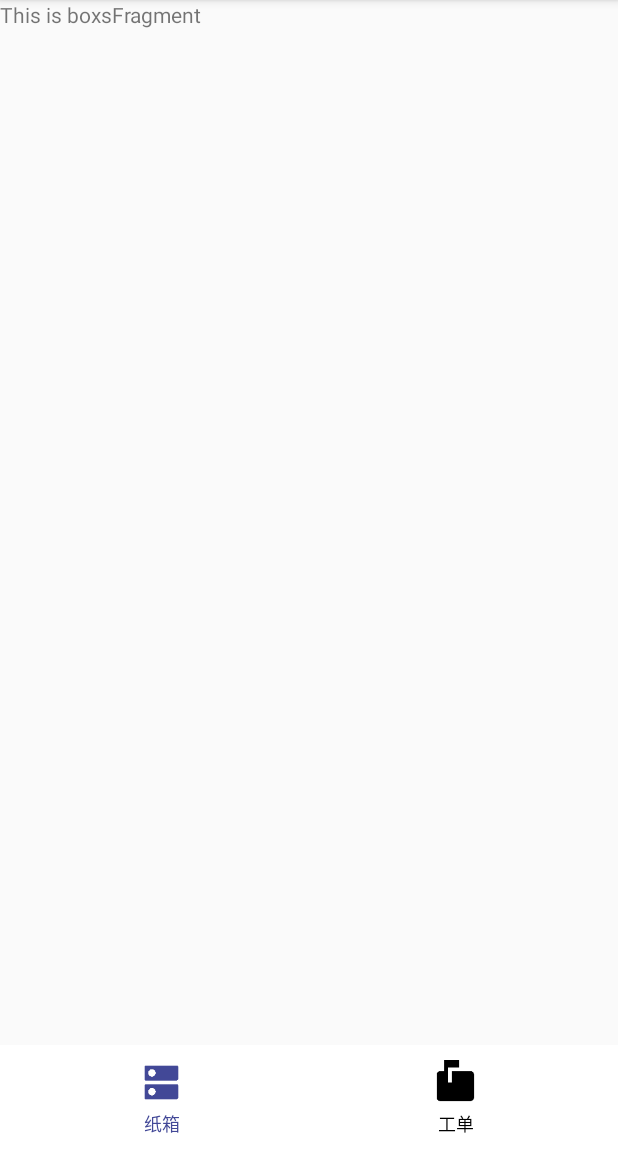
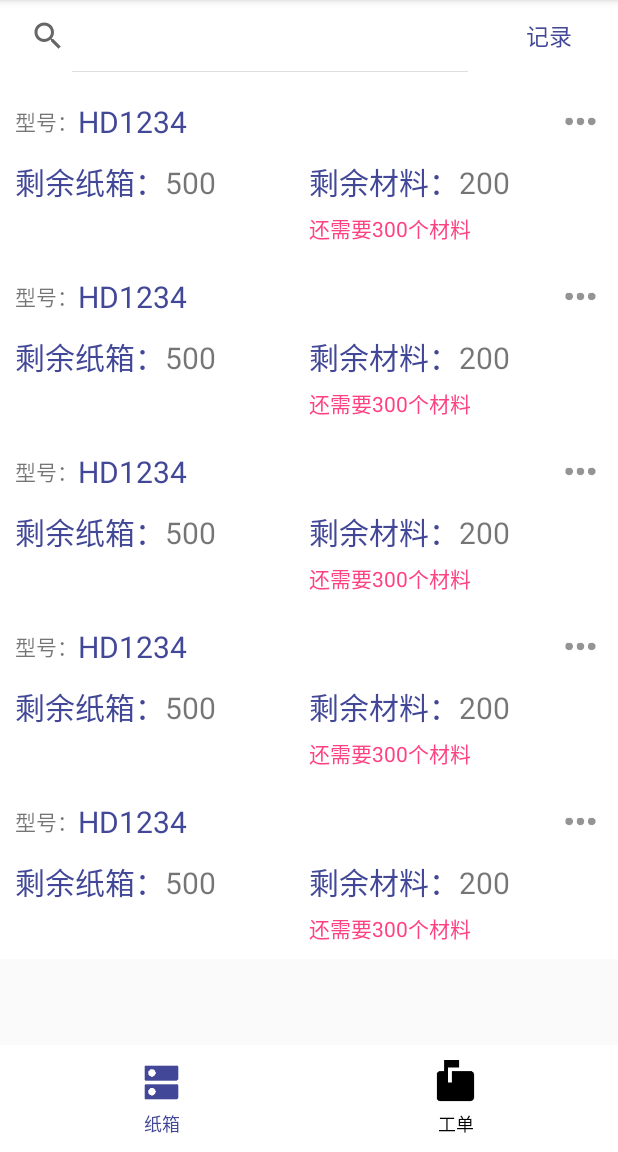
Before and after one commit to XunselF/X8hot_Os, an Android app: the screen it shows after launch (MainActivity), on a phone screen of 412 x 824 dp, the part 84-1236 px from its top. Run offline under Robolectric (Android 15) with nearby library versions, the phone set to English and light mode, and no system bars.

Commit message:
add BoxFragment and display data about Box

```diff
--- a/app/build.gradle
+++ b/app/build.gradle
@@ -27,4 +27,5 @@ dependencies {
     compile 'com.android.support:appcompat-v7:26.+'
     compile 'com.android.support.constraint:constraint-layout:1.0.2'
     testCompile 'junit:junit:4.12'
+    compile 'com.android.support:recyclerview-v7:26.+'
 }
--- a/app/src/main/AndroidManifest.xml
+++ b/app/src/main/AndroidManifest.xml
@@ -19,7 +19,8 @@
                 <category android:name="android.intent.category.LAUNCHER" />
             </intent-filter>
         </activity>
-        <activity android:name=".MainActivity"></activity>
+        <activity android:name=".MainActivity"
+            android:windowSoftInputMode="adjustPan"></activity>
     </application>
 
 </manifest>
--- /dev/null
+++ b/app/src/main/java/com/example/xunself/x8hot_os/Box.java
@@ -0,0 +1,52 @@
+package com.example.xunself.x8hot_os;
+
+/**
+ * Created by XunselF on 2017/12/2.
+ */
+
+public class Box {
+    private String work_id;     //订单号
+    private String box_id;      //纸箱型号
+    private int box_num;        //纸箱数量
+    private int box_hnum;       //纸箱已做数量
+    private int data_hnum;      //已有材料
+    private String create_time; //时间
+    private String content;     //备注
+    public Box(String work_id,String box_id,int box_num,int box_hnum,int data_hnum,String create_time,String content){
+        this.work_id = work_id;
+        this.box_id = box_id;
+        this.box_num = box_num;
+        this.box_hnum = box_hnum;
+        this.data_hnum = data_hnum;
+        this.create_time = create_time;
+        this.content = content;
+    }
+
+    public int getBox_num() {
+        return box_num;
+    }
+
+    public int getData_hnum() {
+        return data_hnum;
+    }
+
+    public String getBox_id() {
+        return box_id;
+    }
+
+    public String getContent() {
+        return content;
+    }
+
+    public String getCreate_time() {
+        return create_time;
+    }
+
+    public String getWork_id() {
+        return work_id;
+    }
+
+    public int getBox_hnum() {
+        return box_hnum;
+    }
+}
--- a/app/src/main/java/com/example/xunself/x8hot_os/BoxsFragment.java
+++ b/app/src/main/java/com/example/xunself/x8hot_os/BoxsFragment.java
@@ -3,19 +3,98 @@ package com.example.xunself.x8hot_os;
 import android.os.Bundle;
 import android.support.annotation.Nullable;
 import android.support.v4.app.Fragment;
+import android.support.v7.widget.LinearLayoutManager;
+import android.support.v7.widget.RecyclerView;
 import android.view.LayoutInflater;
 import android.view.View;
 import android.view.ViewGroup;
+import android.widget.TextView;
+
+import java.util.ArrayList;
+import java.util.List;
 
 /**
  * Created by XunselF on 2017/12/2.
  */
 
 public class BoxsFragment extends Fragment {
+
+    private List<Box> boxsList;
+    private View view;
+
+    private RecyclerView boxRecyclerView;
     @Nullable
     @Override
     public View onCreateView(LayoutInflater inflater, @Nullable ViewGroup container, @Nullable Bundle savedInstanceState) {
-        View view = inflater.inflate(R.layout.fragment_boxs,container,false);
+        view = inflater.inflate(R.layout.fragment_boxs,container,false);
+        init();
         return view;
     }
+
+    /**
+     * 初始化
+     */
+    private void init(){
+        getBoxList();
+        boxRecyclerView = (RecyclerView) view.findViewById(R.id.boxs_recyclerView);
+        LinearLayoutManager linearLayoutManager = new LinearLayoutManager(getActivity());
+        boxRecyclerView.setLayoutManager(linearLayoutManager);
+        BoxsAdapter boxsAdapter = new BoxsAdapter();
+        boxRecyclerView.setAdapter(boxsAdapter);
+    }
+
+    /**
+     * 获取数据源
+     */
+    private void getBoxList(){
+        boxsList = new ArrayList<>();
+        for (int i = 0; i < 5; i ++){
+            Box box = new Box("7544","HD1234",1000,500,200,"2017-12-22","备注");
+            boxsList.add(box);
+        }
+    }
+    class BoxsAdapter extends RecyclerView.Adapter<BoxsAdapter.ViewHolder>{
+        class ViewHolder extends RecyclerView.ViewHolder{
+            TextView boxId;
+            TextView boxNHnum;
+            TextView dataHnum;
+            TextView dataNHnum;
+            public ViewHolder(View itemView) {
+                super(itemView);
+                boxId = (TextView)itemView.findViewById(R.id.boxs_id);
+                boxNHnum = (TextView) itemView.findViewById(R.id.boxs_nhnum);
+                dataHnum = (TextView) itemView.findViewById(R.id.data_hnum);
+                dataNHnum = (TextView) itemView.findViewById(R.id.data_nhnum);
+            }
+        }
+
+        @Override
+        public ViewHolder onCreateViewHolder(ViewGroup parent, int viewType) {
+            View view = LayoutInflater.from(getActivity()).inflate(R.layout.box_item,parent,false);
+            ViewHolder holder = new ViewHolder(view);
+            return holder;
+        }
+
+        @Override
+        public void onBindViewHolder(ViewHolder holder, int position) {
+            Box box = boxsList.get(position);
+            int boxNHnum = box.getBox_num() - box.getBox_hnum();                        //还剩箱子数量
+            int dataNHnum = boxNHnum - box.getData_hnum();                              //材料剩余数量
+            holder.boxId.setText(box.getBox_id());
+            holder.boxNHnum.setText(boxNHnum + "");
+            holder.dataHnum.setText(box.getData_hnum() + "");
+            if (dataNHnum > 0){
+                holder.dataNHnum.setText("还需要"+ dataNHnum + "个材料");
+            }else{
+                holder.dataNHnum.setTextColor(getResources().getColor(R.color.colorPrimary));
+                holder.dataNHnum.setText("已经不需要材料");
+            }
+
+        }
+
+        @Override
+        public int getItemCount() {
+            return boxsList.size();
+        }
+    }
 }
--- a/app/src/main/res/layout/activity_main.xml
+++ b/app/src/main/res/layout/activity_main.xml
@@ -11,6 +11,7 @@
     <LinearLayout
         android:layout_width="match_parent"
         android:layout_height="wrap_content"
+        android:windowSoftInputMode="adjustPan|stateHidden"
         android:padding="10dp"
         android:background="#fff">
         <LinearLayout
--- a/app/src/main/res/layout/box_item.xml
+++ b/app/src/main/res/layout/box_item.xml
@@ -20,6 +20,7 @@
                     android:layout_height="match_parent"
                     android:gravity="center"/>
                 <TextView
+                    android:id="@+id/boxs_id"
                     android:layout_width="wrap_content"
                     android:layout_height="match_parent"
                     android:text="HD667232"
@@ -56,6 +57,7 @@
                     android:textSize="20dp"
                     android:textColor="#424897"/>
                 <TextView
+                    android:id="@+id/boxs_nhnum"
                     android:text="1000"
                     android:textSize="20dp"
                     android:layout_width="wrap_content"
@@ -76,6 +78,7 @@
                         android:textSize="20dp"
                         android:textColor="#424897"/>
                     <TextView
+                        android:id="@+id/data_hnum"
                         android:text="1000"
                         android:textSize="20dp"
                         android:layout_width="wrap_content"
@@ -86,6 +89,7 @@
                     android:layout_height="wrap_content"
                     android:layout_marginTop="5dp">
                     <TextView
+                        android:id="@+id/data_nhnum"
                         android:textColor="@color/colorAccent"
                         android:text="(仍需订100份材料)"
                         android:layout_width="wrap_content"
--- a/app/src/main/res/layout/fragment_boxs.xml
+++ b/app/src/main/res/layout/fragment_boxs.xml
@@ -1,9 +1,14 @@
 <?xml version="1.0" encoding="utf-8"?>
+<ScrollView xmlns:android="http://schemas.android.com/apk/res/android"
+    android:layout_width="match_parent"
+    android:layout_height="match_parent">
 <LinearLayout xmlns:android="http://schemas.android.com/apk/res/android"
     android:orientation="vertical" android:layout_width="match_parent"
     android:layout_height="match_parent">
-    <TextView
-        android:text="This is boxsFragment"
+    <include layout="@layout/main_title"/>
+    <android.support.v7.widget.RecyclerView
+        android:id="@+id/boxs_recyclerView"
         android:layout_width="match_parent"
-        android:layout_height="wrap_content" />
+        android:layout_height="match_parent"></android.support.v7.widget.RecyclerView>
 </LinearLayout>
+</ScrollView>
--- /dev/null
+++ b/app/src/main/res/layout/main_title.xml
@@ -0,0 +1,26 @@
+<?xml version="1.0" encoding="utf-8"?>
+<LinearLayout xmlns:android="http://schemas.android.com/apk/res/android"
+    android:orientation="vertical" android:layout_width="match_parent"
+    android:layout_height="?attr/actionBarSize"
+    android:background="#fff">
+    <LinearLayout
+        android:layout_width="match_parent"
+        android:layout_height="wrap_content">
+
+        <SearchView
+            android:id="@+id/searchView"
+            android:layout_width="wrap_content"
+            android:layout_height="wrap_content"
+            android:background="#fff"
+            android:iconifiedByDefault="false" />
+
+        <TextView
+            android:text="记录"
+            android:textColor="@color/colorselectedFragment"
+            android:textSize="15dp"
+            android:layout_width="match_parent"
+            android:layout_height="wrap_content"
+            android:layout_gravity="center"
+            android:gravity="center"/>
+    </LinearLayout>
+</LinearLayout>
```
Also changed, not shown: app/src/main/res/drawable-hdpi/ic_search_black_48dp.png (added), app/src/main/res/drawable-mdpi/ic_search_black_48dp.png (added), app/src/main/res/drawable-xhdpi/ic_search_black_48dp.png (added), app/src/main/res/drawable-xxhdpi/ic_search_black_48dp.png (added), app/src/main/res/drawable-xxxhdpi/ic_search_black_48dp.png (added).
